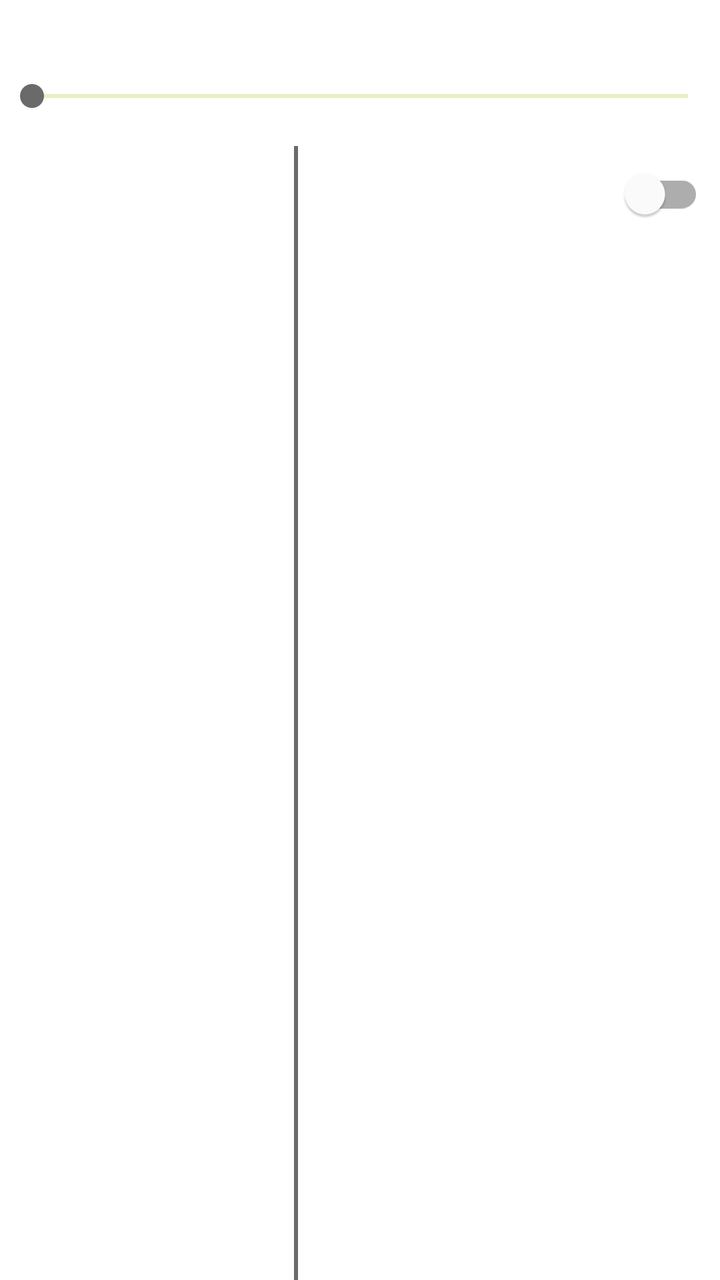
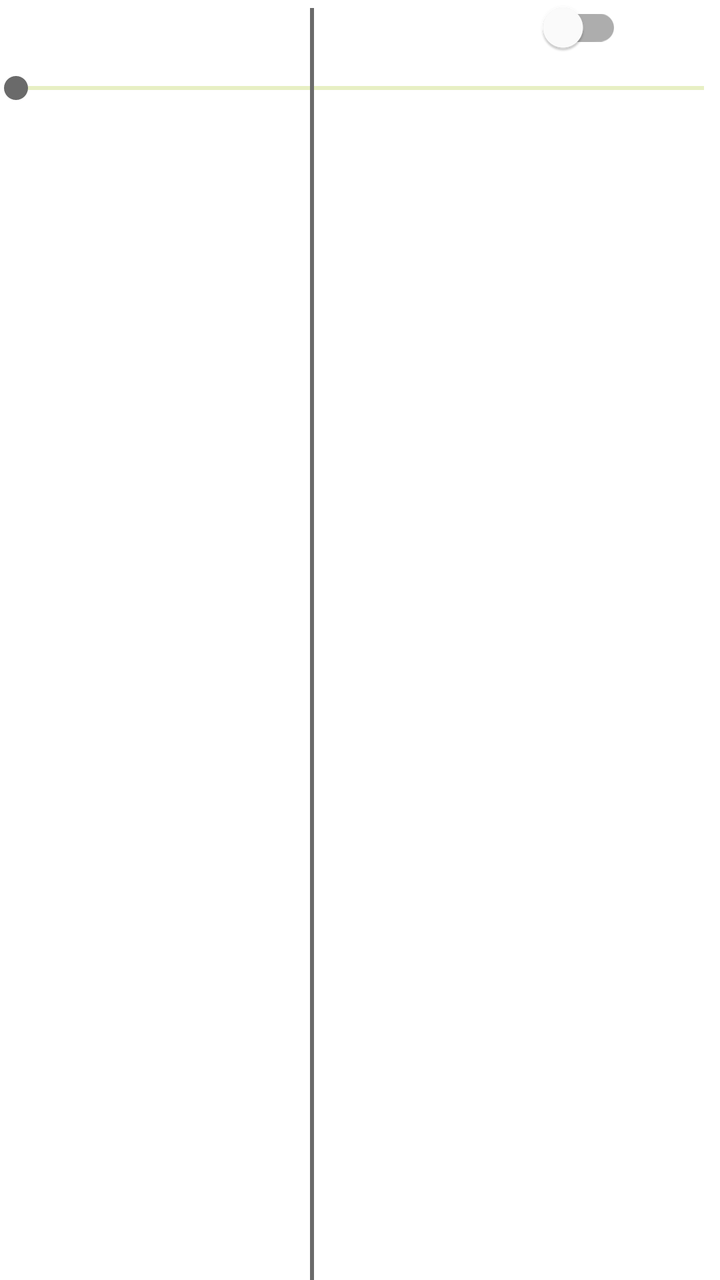

Before-and-after screenshots of an Android layout around one commit, followed by the original layout XML and the change that was made.
<!-- AndroidManifest.xml: application theme AppTheme -->
<!-- res/layout/list_item_hitch.xml -->
<layout xmlns:android="http://schemas.android.com/apk/res/android"
    xmlns:tool="http://schemas.android.com/tools"
    xmlns:app="http://schemas.android.com/apk/res-auto">

    <data>

        <variable
            name="viewModel"
            type="eu.agribot.agribotapp.ui.fragment.manualcontrol.viewpager.toolcontrol.recycler.HitchListItemViewModel" />
    </data>



    <androidx.constraintlayout.widget.ConstraintLayout
        android:layout_width="match_parent"
        android:layout_height="wrap_content">

        <TextView
            android:id="@+id/recycler_tool_name"
            android:layout_width="wrap_content"
            android:layout_height="wrap_content"
            android:text="@{viewModel.toolName}"
            app:layout_constraintStart_toStartOf="parent"
            app:layout_constraintTop_toTopOf="parent"
            android:layout_margin="@dimen/margin_small"
            android:textSize="@dimen/text_size_medium" />

        <SeekBar
            android:id="@+id/recycler_seekbar"
            android:layout_width="match_parent"
            android:layout_height="wrap_content"
            android:layout_margin="@dimen/margin_medium"
            android:padding="@dimen/margin_medium"
            app:layout_constraintStart_toStartOf="parent"
            app:layout_constraintTop_toBottomOf="@id/recycler_tool_name"
            android:progressBackgroundTint="@color/base_green" />

        <TextView
            android:id="@+id/recycler_tool_value"
            android:layout_width="0dp"
            android:layout_height="wrap_content"
            android:layout_margin="@dimen/margin_medium"
            app:layout_constraintStart_toStartOf="parent"
            app:layout_constraintEnd_toStartOf="@id/divider"
            app:layout_constraintTop_toBottomOf="@id/recycler_seekbar"
            android:layout_weight="1"
            android:textStyle="bold"
            tool:text="300" />

        <View
            android:id="@+id/divider"
            android:layout_width="2dp"
            android:layout_height="wrap_content"
            app:layout_constraintTop_toBottomOf="@id/recycler_seekbar"
            app:layout_constraintStart_toEndOf="@id/recycler_tool_value"
            app:layout_constraintEnd_toStartOf="@id/recyclerEncoderValue"
            android:layout_margin="@dimen/margin_medium"
            android:background="@color/gray" />

        <TextView
            android:id="@+id/recyclerEncoderValue"
            android:layout_width="0dp"
            android:layout_height="wrap_content"
            android:layout_margin="@dimen/margin_medium"
            android:layout_weight="1"
            app:layout_constraintStart_toEndOf="@id/divider"
            app:layout_constraintEnd_toStartOf="@id/recycler_switch"
            app:layout_constraintTop_toBottomOf="@id/recycler_seekbar"
            android:textColor="@color/base_green"
            android:text="@{viewModel.encoderValue}"
            android:textStyle="bold"
            tool:text="300" />

        <com.google.android.material.switchmaterial.SwitchMaterial
            android:id="@+id/recycler_switch"
            android:layout_width="wrap_content"
            android:layout_height="wrap_content"
            android:layout_margin="@dimen/margin_medium"
            app:layout_constraintStart_toEndOf="@id/recyclerEncoderValue"
            app:layout_constraintTop_toBottomOf="@id/recycler_seekbar"
            app:layout_constraintEnd_toEndOf="parent"
            android:layout_weight="1" />



    </androidx.constraintlayout.widget.ConstraintLayout>
</layout>
<!-- resources referenced by this layout -->
<resources>
  <color name="base_green">#a4c01b</color>
  <color name="gray">#6A6A6A</color>
  <dimen name="margin_medium">8dp</dimen>
  <dimen name="margin_small">4dp</dimen>
  <dimen name="text_size_medium">14sp</dimen>
  <style name="AppTheme" parent="Theme.MaterialComponents.Light.DarkActionBar">
          
          <item name="colorPrimary">@color/colorPrimary</item>
          <item name="colorPrimaryDark">@color/colorPrimaryDark</item>
          <item name="colorAccent">@color/colorAccent</item>
      </style>
  <color name="colorPrimary">@color/base_green</color>
  <color name="colorPrimaryDark">@color/base_green_darker</color>
  <color name="colorAccent">@color/gray</color>
  <color name="base_green_darker">#839915</color>
</resources>

<!-- the commit's change to res/layout/list_item_hitch.xml (unified diff, before → after) -->
@@ -10,7 +10,6 @@
     </data>
 
 
-
     <androidx.constraintlayout.widget.ConstraintLayout
         android:layout_width="match_parent"
         android:layout_height="wrap_content">
@@ -19,68 +18,69 @@
             android:id="@+id/recycler_tool_name"
             android:layout_width="wrap_content"
             android:layout_height="wrap_content"
+            app:layout_constraintBottom_toTopOf="@id/recycler_seekbar"
             android:text="@{viewModel.toolName}"
+            android:layout_margin="@dimen/margin_small"
+            app:layout_constraintEnd_toStartOf="@id/recycler_tool_value"
             app:layout_constraintStart_toStartOf="parent"
             app:layout_constraintTop_toTopOf="parent"
-            android:layout_margin="@dimen/margin_small"
             android:textSize="@dimen/text_size_medium" />
 
         <SeekBar
             android:id="@+id/recycler_seekbar"
             android:layout_width="match_parent"
             android:layout_height="wrap_content"
-            android:layout_margin="@dimen/margin_medium"
             android:padding="@dimen/margin_medium"
-            app:layout_constraintStart_toStartOf="parent"
             app:layout_constraintTop_toBottomOf="@id/recycler_tool_name"
-            android:progressBackgroundTint="@color/base_green" />
+            android:progressBackgroundTint="@color/base_green"
+            tool:layout_editor_absoluteX="8dp"
+            tool:layout_editor_absoluteY="31dp" />
 
         <TextView
             android:id="@+id/recycler_tool_value"
-            android:layout_width="0dp"
+            android:layout_width="wrap_content"
             android:layout_height="wrap_content"
-            android:layout_margin="@dimen/margin_medium"
-            app:layout_constraintStart_toStartOf="parent"
+            app:layout_constraintBottom_toTopOf="@id/recycler_seekbar"
+            app:layout_constraintStart_toEndOf="@id/recycler_tool_name"
+            android:textStyle="bold"
+            android:layout_margin="@dimen/margin_small"
             app:layout_constraintEnd_toStartOf="@id/divider"
-            app:layout_constraintTop_toBottomOf="@id/recycler_seekbar"
-            android:layout_weight="1"
-            android:textStyle="bold"
+            app:layout_constraintTop_toTopOf="parent"
             tool:text="300" />
 
         <View
             android:id="@+id/divider"
             android:layout_width="2dp"
+            android:layout_margin="@dimen/margin_small"
+            app:layout_constraintStart_toEndOf="@id/recycler_tool_value"
             android:layout_height="wrap_content"
-            app:layout_constraintTop_toBottomOf="@id/recycler_seekbar"
-            app:layout_constraintStart_toEndOf="@id/recycler_tool_value"
+            android:background="@color/gray"
             app:layout_constraintEnd_toStartOf="@id/recyclerEncoderValue"
-            android:layout_margin="@dimen/margin_medium"
-            android:background="@color/gray" />
+            app:layout_constraintTop_toTopOf="parent" />
 
         <TextView
             android:id="@+id/recyclerEncoderValue"
-            android:layout_width="0dp"
+            android:layout_width="wrap_content"
+            app:layout_constraintStart_toEndOf="@id/divider"
             android:layout_height="wrap_content"
-            android:layout_margin="@dimen/margin_medium"
-            android:layout_weight="1"
-            app:layout_constraintStart_toEndOf="@id/divider"
+            android:layout_margin="@dimen/margin_small"
+            app:layout_constraintBottom_toTopOf="@id/recycler_seekbar"
+            android:text="@{viewModel.encoderValue}"
             app:layout_constraintEnd_toStartOf="@id/recycler_switch"
-            app:layout_constraintTop_toBottomOf="@id/recycler_seekbar"
             android:textColor="@color/base_green"
-            android:text="@{viewModel.encoderValue}"
             android:textStyle="bold"
+            app:layout_constraintTop_toTopOf="parent"
             tool:text="300" />
 
         <com.google.android.material.switchmaterial.SwitchMaterial
             android:id="@+id/recycler_switch"
             android:layout_width="wrap_content"
             android:layout_height="wrap_content"
-            android:layout_margin="@dimen/margin_medium"
+            app:layout_constraintBottom_toTopOf="@id/recycler_seekbar"
+            app:layout_constraintEnd_toEndOf="parent"
+            android:layout_margin="@dimen/margin_small"
             app:layout_constraintStart_toEndOf="@id/recyclerEncoderValue"
-            app:layout_constraintTop_toBottomOf="@id/recycler_seekbar"
-            app:layout_constraintEnd_toEndOf="parent"
-            android:layout_weight="1" />
-
+            app:layout_constraintTop_toTopOf="parent" />
 
 
     </androidx.constraintlayout.widget.ConstraintLayout>
